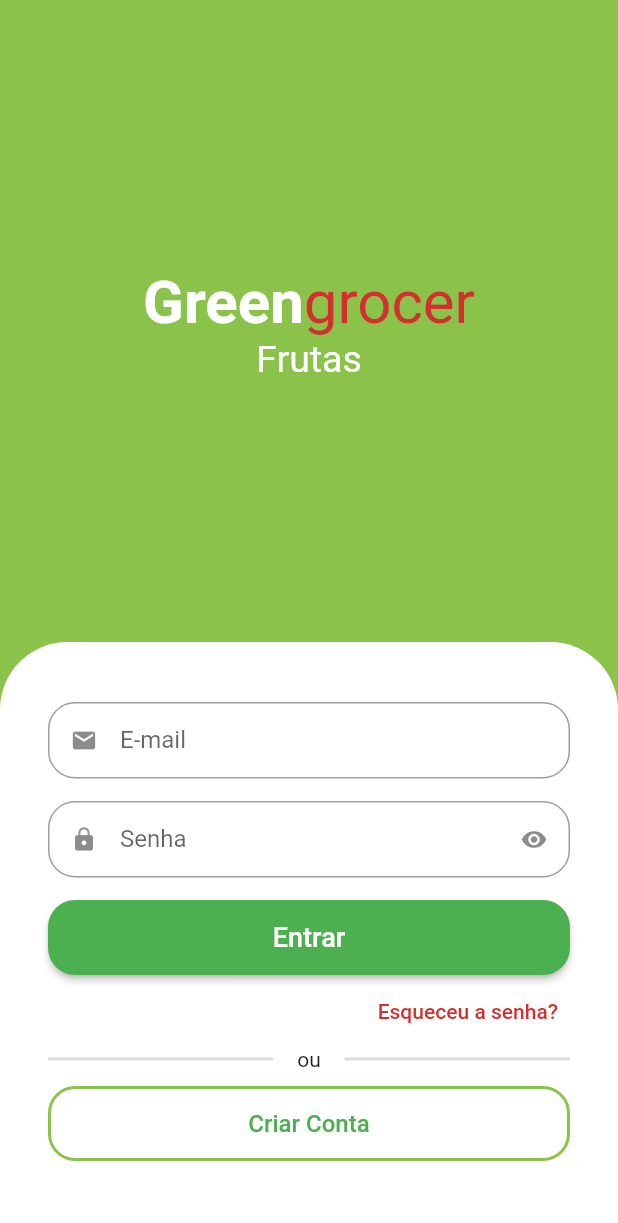
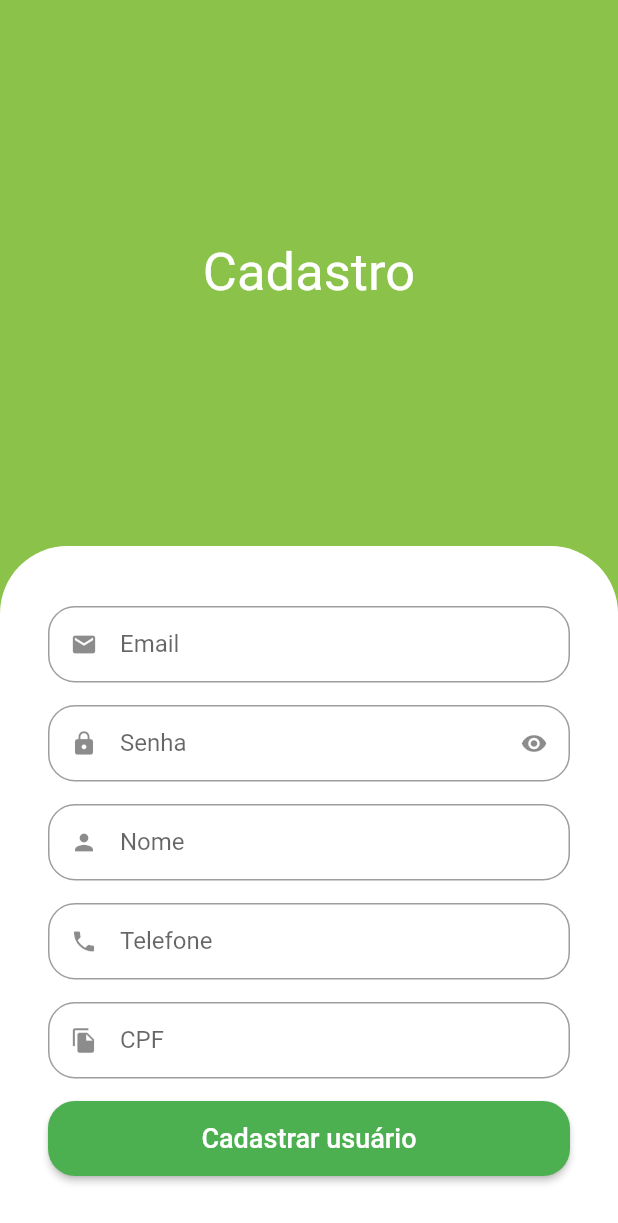
Before and after one commit to douglasgmsantos/udemy-quitanda, a Flutter app: the screen it shows after launch, after a tap on "Criar Conta", on a phone screen of 412 x 824 dp. Shown: the top 1223 px of the screen. Run offline on Flutter 3.47's test engine with Material 2 defaults, Android fonts, the phone set to English and light mode, and no system bars; drawn by our look-alikes of animated_text_kit.

Commit message:
feature: adicionando tela de cadastro de usuário

```diff
--- a/lib/src/auth/sign_in_screen.dart
+++ b/lib/src/auth/sign_in_screen.dart
@@ -1,6 +1,7 @@
 import 'package:animated_text_kit/animated_text_kit.dart';
 import 'package:flutter/material.dart';
 import 'package:quitanda/src/auth/components/custom_text_field.dart';
+import 'package:quitanda/src/auth/sign_up_screen.dart';
 import 'package:quitanda/src/config/custom_colors.dart';
 
 class SignInScreen extends StatelessWidget {
@@ -132,7 +133,12 @@ class SignInScreen extends StatelessWidget {
                                 side: BorderSide(
                                     width: 2,
                                     color: CustomColors.customSwatchColor)),
-                            onPressed: () {},
+                            onPressed: () {
+                              Navigator.of(context)
+                                  .push(MaterialPageRoute(builder: (c) {
+                                return const SignUpScreeen();
+                              }));
+                            },
                             child: const Text(
                               "Criar Conta",
                               style: TextStyle(fontSize: 16),
--- /dev/null
+++ b/lib/src/auth/sign_up_screen.dart
@@ -0,0 +1,68 @@
+import 'package:flutter/material.dart';
+import 'package:quitanda/src/auth/components/custom_text_field.dart';
+import 'package:quitanda/src/config/custom_colors.dart';
+
+class SignUpScreeen extends StatelessWidget {
+  const SignUpScreeen({super.key});
+
+  @override
+  Widget build(BuildContext context) {
+    final size = MediaQuery.of(context).size;
+
+    return Scaffold(
+      backgroundColor: CustomColors.customSwatchColor,
+      body: SingleChildScrollView(
+        child: SizedBox(
+          height: size.height,
+          width: size.width,
+          child: Column(
+            children: [
+              const Expanded(
+                  child: Center(
+                child: Text(
+                  "Cadastro",
+                  style: TextStyle(color: Colors.white, fontSize: 35),
+                ),
+              )),
+              Container(
+                  padding:
+                      const EdgeInsets.symmetric(horizontal: 32, vertical: 40),
+                  decoration: const BoxDecoration(
+                      color: Colors.white,
+                      borderRadius:
+                          BorderRadius.vertical(top: Radius.circular(45))),
+                  child: Column(
+                    crossAxisAlignment: CrossAxisAlignment.stretch,
+                    children: [
+                      const CustomTextField(icon: Icons.email, label: "Email"),
+                      const CustomTextField(
+                        icon: Icons.lock,
+                        label: "Senha",
+                        isSecret: true,
+                      ),
+                      const CustomTextField(icon: Icons.person, label: "Nome"),
+                      const CustomTextField(
+                          icon: Icons.phone, label: "Telefone"),
+                      const CustomTextField(
+                          icon: Icons.file_copy, label: "CPF"),
+                      SizedBox(
+                        height: 50,
+                        child: ElevatedButton(
+                            style: ElevatedButton.styleFrom(
+                                shape: RoundedRectangleBorder(
+                                    borderRadius: BorderRadius.circular(18))),
+                            onPressed: () {},
+                            child: const Text(
+                              "Cadastrar usuário",
+                              style: TextStyle(fontSize: 18),
+                            )),
+                      )
+                    ],
+                  ))
+            ],
+          ),
+        ),
+      ),
+    );
+  }
+}
```
